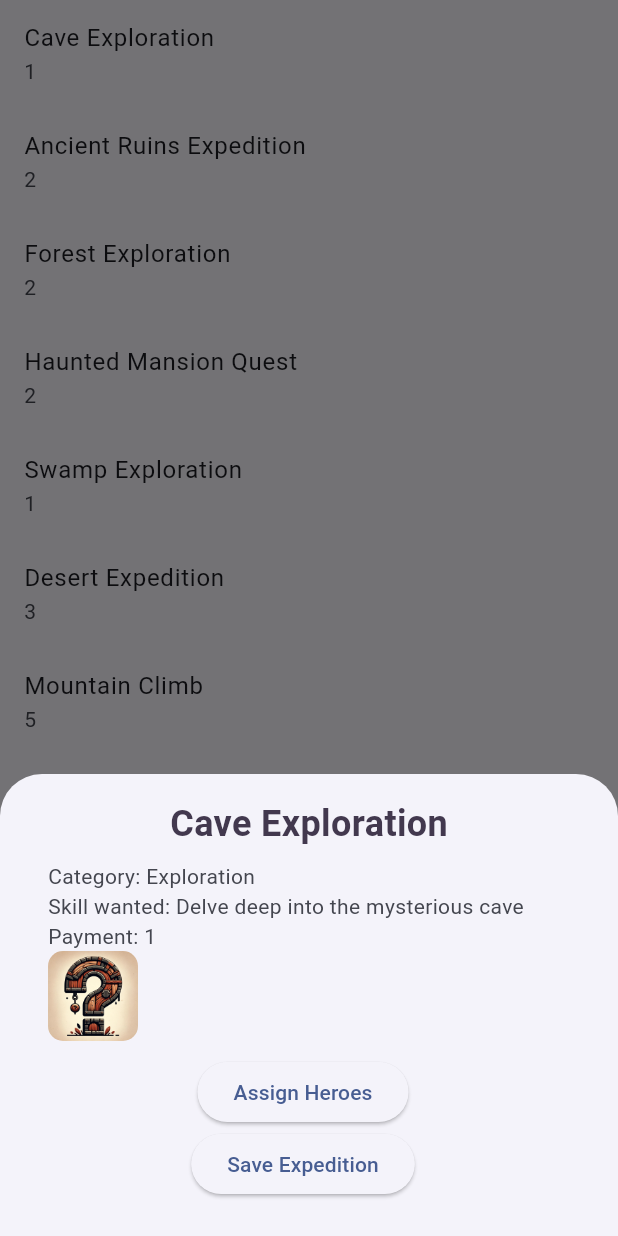
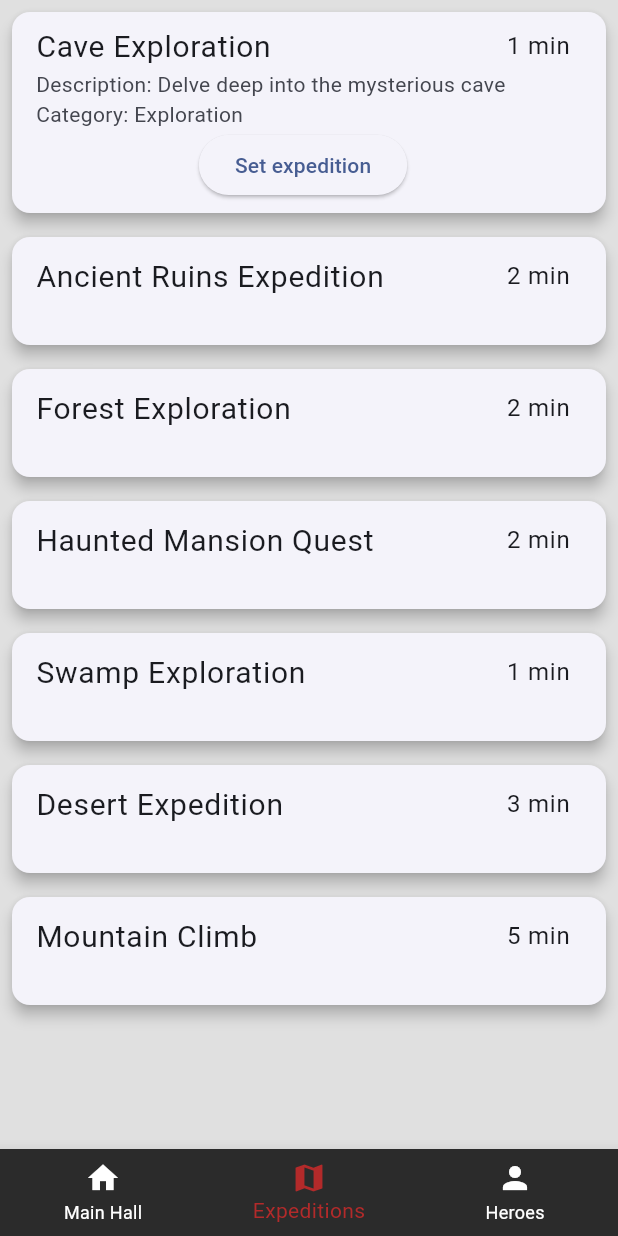
Before and after one commit to ihashand/Idle_Tavern_Rpg, a Flutter app: the ExpeditionsScreen screen opened directly, after a tap on "Nowa ekspedycja", after a tap on "Cave Exploration", on a phone screen of 412 x 824 dp. Run offline on Flutter 3.47's test engine with Material 3 defaults, Android fonts, the phone set to English and light mode, and no system bars; our stand-ins replace audioplayers, carousel_slider, easy_localization, firebase_core, go_router, google_mobile_ads and 2 more; missing offline and left inert: games_services; accounts and stored records are empty.

Commit message:
expedition_001 (#29)
Karuzela

```diff
--- a/lib/src/playable_screens/expeditions/expeditions_screen/expedition_screen.dart
+++ b/lib/src/playable_screens/expeditions/expeditions_screen/expedition_screen.dart
@@ -1,45 +1,119 @@
 import 'dart:async';
 import 'package:flutter/material.dart';
+import 'package:carousel_slider/carousel_slider.dart';
+import 'package:game_template/src/playable_screens/expeditions/heroes_screen/hero_details_screen.dart';
 import 'package:game_template/src/temporary_database/expeditions/data/characters.dart';
 import 'package:game_template/src/temporary_database/expeditions/models/character.dart';
 import 'package:game_template/src/temporary_database/expeditions/models/expedition.dart';
 
-class ExpeditionScreen extends StatelessWidget {
-  List<Expedition> dailyExpeditions;
-  List<Expedition> dailySelectedExpeditions;
-  List<Character> onExpeditionsCharacters;
+class ExpeditionScreen extends StatefulWidget {
+  final List<Expedition> dailyExpeditions;
+  final List<Expedition> dailySelectedExpeditions;
+  final List<Character> onExpeditionsCharacters;
 
-  ExpeditionScreen(
-      {super.key,
+  ExpeditionScreen({
+    Key? key,
     required this.dailyExpeditions,
     required this.dailySelectedExpeditions,
-      required this.onExpeditionsCharacters});
+    required this.onExpeditionsCharacters,
+  }) : super(key: key);
+
+  @override
+  _ExpeditionScreenState createState() => _ExpeditionScreenState();
+}
+
+Character? currentAvailableCharacter;
+
+class _ExpeditionScreenState extends State<ExpeditionScreen> {
+  Expedition? selectedExpedition; // Selected expedition
+  Character? selectedCharacter; // Selected character for the expedition
+  int currentCarouselIndex = 0; // Current index in the carousel
 
   @override
   Widget build(BuildContext context) {
+    // Main widget layout
     return Material(
-      // Dodano widget Material
+      color: Colors.grey.shade300,
       child: ListView.builder(
-        itemCount: dailyExpeditions.length,
+        itemCount: widget.dailyExpeditions.length,
         itemBuilder: (context, index) {
-          final expedition = dailyExpeditions[index];
-          return ListTile(
-            title: Text(expedition.name),
-            subtitle: Text(expedition.duration.toString()),
-            onTap: () {
-              _showExpeditionDetails(expedition, context);
-            },
-          );
+          final expedition = widget.dailyExpeditions[index];
+          return _buildExpeditionCard(expedition);
         },
       ),
     );
   }
 
-  void _showExpeditionDetails(Expedition expedition, BuildContext context) {
+  // Build individual expedition card
+  Widget _buildExpeditionCard(Expedition expedition) {
+    return Card(
+      margin: EdgeInsets.all(8.0),
+      elevation: 4.0,
+      child: InkWell(
+        onTap: () => _onExpeditionTap(expedition),
+        child: _buildExpeditionListTile(expedition),
+      ),
+    );
+  }
+
+  // Build ListTile for expedition
+  Widget _buildExpeditionListTile(Expedition expedition) {
+    return ListTile(
+      title: Row(
+        mainAxisAlignment: MainAxisAlignment.spaceBetween,
+        children: [
+          Text(expedition.name, style: TextStyle(fontSize: 20.0)),
+          Text('${expedition.duration.toString()} min',
+              style: TextStyle(fontSize: 16.0)),
+        ],
+      ),
+      subtitle: selectedExpedition == expedition
+          ? _buildExpeditionDetails(expedition)
+          : Container(),
+    );
+  }
+
+  // Build details for selected expedition
+  Widget _buildExpeditionDetails(Expedition expedition) {
+    return Column(
+      crossAxisAlignment: CrossAxisAlignment.start,
+      children: [
+        Text('Description: ${expedition.description}',
+            style: TextStyle(fontSize: 14.0)),
+        Text('Category: ${expedition.category.name}',
+            style: TextStyle(fontSize: 14.0)),
+        Align(
+          alignment: Alignment.center,
+          child: ElevatedButton(
+            onPressed: () => _showExpeditionDetails(expedition),
+            child: Text('Set expedition'),
+          ),
+        ),
+      ],
+    );
+  }
+
+  // Handle expedition card tap
+  void _onExpeditionTap(Expedition expedition) {
+    setState(() {
+      selectedExpedition = selectedExpedition == expedition ? null : expedition;
+      selectedCharacter = currentAvailableCharacter;
+    });
+  }
+
+  // Show details of the selected expedition
+  void _showExpeditionDetails(Expedition expedition) {
     showModalBottomSheet(
       context: context,
       isScrollControlled: true,
-      builder: (context) {
+      builder: (context) => _buildBottomSheetContent(expedition),
+    ).whenComplete(() {
+      _updateCurrentAvailableCharacter();
+    });
+  }
+
+  // Build content for the bottom sheet
+  Widget _buildBottomSheetContent(Expedition expedition) {
     return SingleChildScrollView(
       child: Container(
         padding: EdgeInsets.all(16.0),
@@ -48,124 +122,106 @@ class ExpeditionScreen extends StatelessWidget {
           crossAxisAlignment: CrossAxisAlignment.start,
           children: [
             Center(
-                  child: Text(
-                    expedition.name, // Powiększona nazwa ekspedycji
-                    style: TextStyle(
-                      fontSize: 24.0, // Rozmiar czcionki możesz dostosować
-                      fontWeight: FontWeight.bold,
+              child: Text(expedition.name,
+                  style:
+                      TextStyle(fontSize: 24.0, fontWeight: FontWeight.bold)),
             ),
-                  ),
-                ),
-                ListTile(
-                  subtitle: Column(
-                    crossAxisAlignment: CrossAxisAlignment.start,
-                    children: [
-                      Text(
-                        'Category: ${expedition.category.toString().split('.').last}',
-                      ),
-                      Text(
-                        'Skill wanted: ${expedition.description}',
-                      ),
-                      Text(
-                        'Payment: ${expedition.duration}',
-                      ),
-                      SizedBox(
-                        width: 60.0,
-                        height: 60.0,
-                        child: ClipRRect(
-                          borderRadius: BorderRadius.circular(10.0),
-                          child: expedition.isHeroAssigned &&
-                                  expedition.assignedHero != null
-                              ? Image.asset(
-                                  expedition.assignedHero!.iconUrl,
-                                  fit: BoxFit.cover,
-                                )
-                              : Image.asset(
-                                  'assets/images/characters/question.jpeg',
-                                  fit: BoxFit.cover,
-                                ),
-                        ),
-                      ),
-                      SizedBox(height: 10),
+            _buildCharacterCarousel(),
             Center(
               child: ElevatedButton(
-                          onPressed: () => _assignHero(context, expedition),
-                          child: Text('Assign Heroes'),
-                        ),
-                      ),
-                      Center(
-                        child: ElevatedButton(
-                          onPressed: () {
-                            Navigator.of(context)
-                                .pop(); // Zamyka okno dialogowe
-
-                            setExpedition(
-                                expedition,
-                                context,
-                                dailySelectedExpeditions,
-                                dailyExpeditions,
-                                onExpeditionsCharacters);
-                          },
+                onPressed: () => _saveExpedition(expedition),
                 child: Text('Save Expedition'),
               ),
             ),
           ],
         ),
       ),
+    );
+  }
+
+  // Build carousel slider for character selection
+  Widget _buildCharacterCarousel() {
+    return CarouselSlider(
+      options: CarouselOptions(
+        height: 150.0,
+        enlargeCenterPage: true,
+        viewportFraction: 0.33,
+        onPageChanged: _onCarouselPageChanged, // Dodaj ten wiersz
+      ),
+      items:
+          characters.map((character) => _buildCarouselItem(character)).toList(),
+    );
+  }
+
+  @override
+  void initState() {
+    super.initState();
+    if (characters.isNotEmpty) {
+      currentAvailableCharacter = characters[0];
+    }
+  }
+
+  // Build individual carousel item
+  Widget _buildCarouselItem(Character character) {
+    bool isCenter = currentCarouselIndex == characters.indexOf(character);
+    return GestureDetector(
+      onTap: () {
+        Navigator.push(
+          context,
+          MaterialPageRoute(
+            builder: (context) => HeroDetailsScreen(hero: character),
+          ),
+        );
+      },
+      child: Card(
+        margin: EdgeInsets.symmetric(horizontal: 4.0, vertical: 8.0),
+        shape:
+            RoundedRectangleBorder(borderRadius: BorderRadius.circular(10.0)),
+        child: Center(
+          child: Column(
+            mainAxisSize: MainAxisSize.min,
+            children: [
+              Container(
+                width: isCenter ? 80.0 : 60.0,
+                height: isCenter ? 80.0 : 60.0,
+                child: ClipOval(
+                  child: Image.asset(character.iconUrl, fit: BoxFit.cover),
+                ),
+              ),
+              SizedBox(height: 5.0),
+              Text(character.name, style: TextStyle(fontSize: 12)),
             ],
           ),
         ),
-        );
-      },
+      ),
     );
   }
 
-  void _assignHero(BuildContext context, Expedition expedition) {
-    showDialog(
-      context: context,
-      builder: (BuildContext context) {
-        return AlertDialog(
-          title: Text('Select a Hero'),
-          content: SingleChildScrollView(
-            child: ListBody(
-              children: characters
-                  .map((character) => ListTile(
-                        title: Text(character.name),
-                        subtitle: Text(
-                            '${character.category}, Level: ${character.level}'),
-                        onTap: () {
-                          assignHeroToExpedition(
-                              character, expedition, context);
-                          Navigator.of(context)
-                              .pop(); // Zamyka okno dialogowe po wybraniu bohatera
-
-                          // Otwiera ponownie szczegóły ekspedycji
-                          _showExpeditionDetails(expedition, context);
-                        },
-                      ))
-                  .toList(),
-            ),
-          ),
-        );
-      },
-    );
+  void _onCarouselPageChanged(int index, CarouselPageChangedReason reason) {
+    setState(() {
+      currentCarouselIndex = index;
+      selectedCharacter = characters[index]; // Aktualizacja selectedCharacter
+    });
   }
 
-  void assignHeroToExpedition(
-      Character character, Expedition expedition, BuildContext context) {
-    expedition.assignHero(character);
-    Navigator.of(context)
-        .pop(); // Zamyka okno dialogowe po przypisaniu bohatera
+  void _updateCurrentAvailableCharacter() {
+    if (characters.isNotEmpty) {
+      currentAvailableCharacter = characters[0];
     }
   }
 
-void setExpedition(
-    Expedition expedition,
-    BuildContext context,
-    List<Expedition> dailySelectedExpeditions,
-    List<Expedition> dailyExpeditions,
-    List<Character> onExpeditionsCharacters) {
-  if (expedition.assignedHero == null) {
+  // Save the selected expedition with the chosen character
+  void _saveExpedition(Expedition expedition) {
+    if (selectedCharacter == null) {
+      _showNoCharacterSelectedDialog();
+    } else {
+      _assignCharacterToExpedition(expedition);
+      Navigator.of(context).pop(); // Close the bottom sheet
+    }
+  }
+
+  // Show dialog when no character is selected
+  void _showNoCharacterSelectedDialog() {
     showDialog(
       context: context,
       builder: (context) {
@@ -175,82 +231,39 @@ void setExpedition(
           actions: <Widget>[
             TextButton(
               child: Text('OK'),
-              onPressed: () {
-                Navigator.of(context).pop();
-              },
-            ),
-          ],
-        );
-      },
-    );
-  } else if (dailySelectedExpeditions.length < 5) {
-    showDialog(
-      context: context,
-      builder: (context) {
-        return AlertDialog(
-          title: Text('Hero assigned!'),
-          content: Text('Congratulations, your hero is assigned.'),
-          actions: <Widget>[
-            TextButton(
-              child: Text('OK'),
-              onPressed: () {
-                // Usuń wyprawę z listy aktywnych ekspedycji
-                dailyExpeditions.remove(expedition);
-                dailySelectedExpeditions.add(expedition);
-                startTimeExpedition(expedition, dailySelectedExpeditions,
-                    dailyExpeditions, onExpeditionsCharacters);
-                if (characters.contains(expedition.assignedHero)) {
-                  onExpeditionsCharacters.add(expedition.assignedHero!);
-                  characters.remove(expedition.assignedHero!);
-                }
-                Navigator.of(context).pop(); // Powrót do poprzedniego ekranu
-              },
-            ),
-          ],
-        );
-      },
-    );
-  } else {
-    showDialog(
-      context: context,
-      builder: (context) {
-        return AlertDialog(
-          title: Text('Limit reached'),
-          content:
-              Text('You have reached the maximum limit of active expeditions.'),
-          actions: <Widget>[
-            TextButton(
-              child: Text('OK'),
-              onPressed: () {
-                Navigator.of(context).pop();
-              },
+              onPressed: () => Navigator.of(context).pop(),
             ),
           ],
         );
       },
     );
   }
+
+  // Assign the selected character to the expedition
+  void _assignCharacterToExpedition(Expedition expedition) {
+    expedition.assignHero(selectedCharacter!);
+
+    widget.dailyExpeditions.remove(expedition);
+    widget.dailySelectedExpeditions.add(expedition);
+    widget.onExpeditionsCharacters.add(expedition.assignedHero!);
+    characters.remove(expedition.assignedHero!);
+
+    _startTimeExpedition(expedition);
   }
 
-void startTimeExpedition(
-    Expedition expedition,
-    List<Expedition> dailySelectedExpeditions,
-    List<Expedition> dailyExpeditions,
-    List<Character> onExpeditionsCharacters) {
-  // Rozpocznij odliczanie czasu wyprawy
-  Timer(Duration(minutes: expedition.duration.toInt()), () {
-    completeExpedition(expedition, dailySelectedExpeditions, dailyExpeditions,
-        onExpeditionsCharacters);
-  });
+  // Start timer for expedition
+  void _startTimeExpedition(Expedition expedition) {
+    Timer(
+      Duration(minutes: expedition.duration.toInt()),
+      () => _completeExpedition(expedition),
+    );
   }
 
-void completeExpedition(
-    Expedition expedition,
-    List<Expedition> dailySelectedExpeditions,
-    List<Expedition> dailyExpeditions,
-    List<Character> onExpeditionsCharacters) {
-  dailyExpeditions.add(expedition);
-  dailySelectedExpeditions.remove(expedition);
+  // Complete the expedition
+  void _completeExpedition(Expedition expedition) {
+    widget.dailyExpeditions.add(expedition);
+    widget.dailySelectedExpeditions.remove(expedition);
     characters.add(expedition.assignedHero!);
-  onExpeditionsCharacters.remove(expedition.assignedHero!);
+    widget.onExpeditionsCharacters.remove(expedition.assignedHero!);
   }
+}
--- a/lib/src/playable_screens/expeditions/heroes_screen/heroes_screen.dart
+++ b/lib/src/playable_screens/expeditions/heroes_screen/heroes_screen.dart
@@ -117,11 +117,11 @@ class _HeroesScreenState extends State<HeroesScreen> {
 
   Widget _buildCharacterCard(BuildContext context, Character character) {
     bool isOnExpedition = widget.assignedHeroes.contains(character);
-
     return Card(
       margin: EdgeInsets.all(10.0),
       child: Column(
         children: [
+          SizedBox(height: 12.0),
           GestureDetector(
             onTap: () {
               Navigator.push(
@@ -132,7 +132,7 @@ class _HeroesScreenState extends State<HeroesScreen> {
               );
             },
             child: Stack(
-              alignment: Alignment.centerLeft, // Wyśrodkowanie ikony
+              alignment: Alignment.center, // Wyśrodkowanie ikony
               children: [
                 Positioned(
                   left: 20.0, // Przesunięcie ikony dostępności na lewo
--- a/lib/src/temporary_database/expeditions/data/characters.dart
+++ b/lib/src/temporary_database/expeditions/data/characters.dart
@@ -6,7 +6,7 @@ final List<Character> characters = [
     payment: 1000,
     iconUrl: 'assets/images/characters/character_03.jpeg',
     category: CharacterCategory.Warrior,
-    name: 'Sir Lancelot',
+    name: 'Lancelot',
     level: 10,
   ),
   Character(
@@ -14,7 +14,7 @@ final List<Character> characters = [
     payment: 900,
     iconUrl: 'assets/images/characters/character_02.jpeg',
     category: CharacterCategory.Rogue,
-    name: 'Elena Moonshadow',
+    name: 'Moonshadow',
     level: 8,
   ),
   Character(
@@ -22,7 +22,7 @@ final List<Character> characters = [
     payment: 1200,
     iconUrl: 'assets/images/characters/character_01.jpeg',
     category: CharacterCategory.Diplomat,
-    name: 'Thorn Ironfist',
+    name: 'Ironfist',
     level: 12,
   ),
   Character(
@@ -30,7 +30,7 @@ final List<Character> characters = [
     payment: 1100,
     iconUrl: 'assets/images/characters/character_04.jpeg',
     category: CharacterCategory.Mage,
-    name: 'Aria Stormbringer',
+    name: 'Stormbringer',
     level: 9,
   ),
   Character(
@@ -38,7 +38,7 @@ final List<Character> characters = [
     payment: 800,
     iconUrl: 'assets/images/characters/character_05.jpeg',
     category: CharacterCategory.Rogue,
-    name: 'Finn Shadowblade',
+    name: 'Shadowblade',
     level: 7,
   ),
   Character(
@@ -46,7 +46,7 @@ final List<Character> characters = [
     payment: 1150,
     iconUrl: 'assets/images/characters/character_06.jpeg',
     category: CharacterCategory.Sorcerer,
-    name: 'Isabella Fireheart',
+    name: 'Isabella',
     level: 11,
   ),
   Character(
@@ -54,7 +54,7 @@ final List<Character> characters = [
     payment: 1050,
     iconUrl: 'assets/images/characters/character_07.jpeg',
     category: CharacterCategory.Paladin,
-    name: 'Gromm Stonehammer',
+    name: 'Gromm',
     level: 10,
   ),
   Character(
@@ -62,7 +62,7 @@ final List<Character> characters = [
     payment: 950,
     iconUrl: 'assets/images/characters/character_08.jpeg',
     category: CharacterCategory.Mage,
-    name: 'Lydia Frostwind',
+    name: 'Lydia',
     level: 8,
   ),
   Character(
@@ -70,7 +70,7 @@ final List<Character> characters = [
     payment: 960,
     iconUrl: 'assets/images/characters/character_09.jpeg',
     category: CharacterCategory.Assassin,
-    name: 'Darius Blackthorn',
+    name: 'Darius',
     level: 9,
   ),
   Character(
@@ -78,7 +78,7 @@ final List<Character> characters = [
     payment: 1060,
     iconUrl: 'assets/images/characters/character_010.jpeg',
     category: CharacterCategory.Priest,
-    name: 'Aurora Starlight',
+    name: 'Aurora',
     level: 10,
   ),
 ];
--- a/pubspec.yaml
+++ b/pubspec.yaml
@@ -21,6 +21,7 @@ dependencies:
   logging: ^1.1.0
   provider: ^6.0.2
   shared_preferences: ^2.0.13
+  carousel_slider: ^4.0.0
 
   # If you don't need one of the following dependencies,
   # delete the relevant line below, and get rid of any Dart code
```
Also changed, not shown: pubspec.lock. Lines whose indentation alone changed are shown as unchanged.
